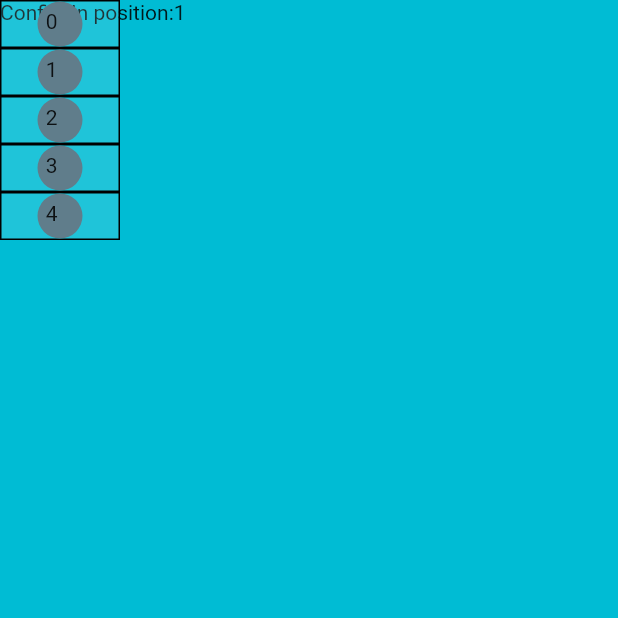
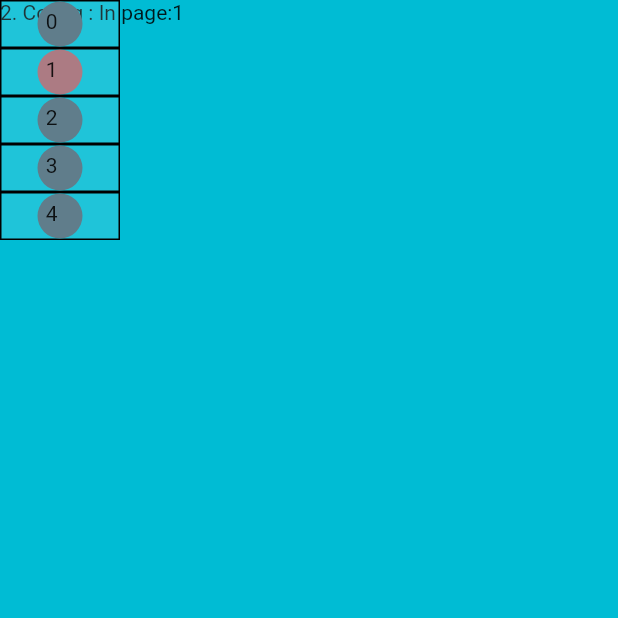
Before and after one commit to KK-MS/appblk, a Flutter app: the RootWidget screen opened directly, after a tap on an icon or button, on a phone screen of 412 x 824 dp, the top half of it. Run offline on Flutter 3.47's test engine with Material 2 defaults, Android fonts, the phone set to English and light mode, and no system bars; our stand-ins replace bloc, flutter_bloc, flutter_swiper; Roboto replaces fonts that are missing (Hind).

Commit message:
Add BLoC listener for page. BLoC builder will build all pages, I guess, thus added listener. TODO: navigation is happening from child, not really after listening to event. Adding animateTopage in listen resulted in error as toDouble cannot be done. Check the code, the variable page is converted by toDouble, not sure, why this is not working when called from BLoC listener. Still helps in capturing all event in one place

```diff
--- a/lib/MxApp.dart
+++ b/lib/MxApp.dart
@@ -9,6 +9,7 @@ import 'package:flutter_bloc/flutter_bloc.dart';
 // BLoC
 import 'package:mxsa1905/bloc/theme_bloc.dart';
 import 'package:mxsa1905/bloc/counter_bloc.dart';
+import 'package:mxsa1905/bloc/navigate_section_bloc.dart';
 
 // Event
 // import 'package:mxsa1905/event/counter_event.dart';
@@ -23,6 +24,7 @@ class MxApp extends StatefulWidget {
 }
 
 class _MxAppState extends State<MxApp> {
+  final NavigateSectionBloc _navigateSectionBloc = NavigateSectionBloc();
   final CounterBloc _counterBloc = CounterBloc();
   final ThemeBloc _themeBloc = ThemeBloc();
 
@@ -50,6 +52,7 @@ class _MxAppState extends State<MxApp> {
     var strTitle = "Default";
     return BlocProviderTree(
       blocProviders: [
+        BlocProvider<NavigateSectionBloc>(bloc: _navigateSectionBloc),
         BlocProvider<CounterBloc>(bloc: _counterBloc),
         BlocProvider<ThemeBloc>(bloc: _themeBloc)
       ],
@@ -81,6 +84,7 @@ class _MxAppState extends State<MxApp> {
   void dispose() {
     _counterBloc.dispose();
     _themeBloc.dispose();
+    _navigateSectionBloc.dispose();
     super.dispose();
   }
 }
--- /dev/null
+++ b/lib/bloc/navigate_section_bloc.dart
@@ -0,0 +1,38 @@
+import 'dart:async';
+import 'package:flutter/material.dart';
+
+// BLoC includes
+import 'package:bloc/bloc.dart';
+
+// App event imports
+import 'package:mxsa1905/event/navigate_section_event.dart';
+
+/// NavigateSectionBloc
+/// NavigateSection business logic.
+/// currentState : Returns the current [State] of the [Bloc].
+class NavigateSectionBloc extends Bloc<NavigateSectionEvent, int> {
+  @override
+
+  /// Returns the [State] before any [Event]s have been `dispatched`.
+  int get initialState => 0;
+
+  /// Stream<State> mapEventToState(Event event);
+  /// Must be implemented when a class extends [Bloc].
+  /// Takes the incoming `event` as the argument.
+  /// `mapEventToState` is called whenever an [Event] is `dispatched` by the presentation layer.
+  /// `mapEventToState` must convert that [Event] into a new [State]
+  /// and return the new [State] in the form of a [Stream] which is consumed by the presentation layer.
+  @override
+  Stream<int> mapEventToState(NavigateSectionEvent event) async* {
+    // Easy simple meaning
+    // yield event.index;
+    // TODO change hardcoded number to output events enum.
+    switch (event) {
+      case NavigateSectionEvent.welcome: yield 0; break;
+      case NavigateSectionEvent.config: yield 1; break;
+      case NavigateSectionEvent.assist: yield 2; break;
+      case NavigateSectionEvent.survey: yield 3; break;
+      case NavigateSectionEvent.graph: yield 4; break;
+    }
+  }
+}
--- /dev/null
+++ b/lib/event/navigate_section_event.dart
@@ -0,0 +1 @@
+enum NavigateSectionEvent { welcome, config, assist, survey, graph }
--- a/lib/widget/NavigateContent.dart
+++ b/lib/widget/navigate_content.dart
@@ -57,7 +57,7 @@ class NavigateContent extends AnimatedWidget {
   ];
 
   Widget _buildDot(int index) {
-    print("_buildDot Section  build: $index, ");
+    print("Content _buildDot Section  build: $index, ");
     //if (index == 0) {
     //  return new Container();
     //}
--- a/lib/widget/NavigateSection.dart
+++ b/lib/widget/navigate_section.dart
@@ -56,27 +56,27 @@ class NavigateSection extends AnimatedWidget {
   ];
 
   Widget _buildDot(int index) {
-    print("_buildDot Section  build: $index, ");
+    //print("Section _buildDot Section  build: $index, ");
     //if (index == 0) {
     //  return new Container();
     //}
 
     // For animation of dot, i.e. size of dot based on the slide position
-    // double selectedness = Curves.easeOut.transform(
-    //   max(
-    //     0.0,
-    //     1.0 - ((controller.page ?? controller.initialPage) - index).abs(),
-    //   ),
-    // );
+     double selectedness = Curves.easeOut.transform(
+       max(
+         0.0,
+         1.0 - ((controller.page ?? controller.initialPage) - index).abs(),
+       ),
+     );
 
     dotColor = color;
-    // int    bSelected = 0;
-    // double zoom      = 1.0 + (_kMaxZoom - 1.0) * selectedness;
-    //
-    // if (zoom > _kColorChange) {
-    //   dotColor = Color.fromARGB(0xA0, 0xFF, 0x50, 0x50);//Colors.red;
-    //   bSelected = 0;
-    // }
+    int    bSelected = 0;
+     double zoom      = 1.0 + (_kMaxZoom - 1.0) * selectedness;
+
+    if (zoom > _kColorChange) {
+       dotColor = Color.fromARGB(0xA0, 0xFF, 0x50, 0x50);//Colors.red;
+       bSelected = 0;
+    }
 
     //String strImage = strImgPath + strOnOff[index][bSelected];
     //String strImage = strImgPath + strOnOff[index][0];
--- a/lib/widget/root_widget.dart
+++ b/lib/widget/root_widget.dart
@@ -7,12 +7,14 @@ import 'package:flutter_bloc/flutter_bloc.dart';
 // App BLoC includes
 import 'package:mxsa1905/bloc/theme_bloc.dart';
 import 'package:mxsa1905/bloc/counter_bloc.dart';
+import 'package:mxsa1905/bloc/navigate_section_bloc.dart';
 
 // App event imports
 import 'package:mxsa1905/event/counter_event.dart';
+import 'package:mxsa1905/event/navigate_section_event.dart';
 
-import 'swiper_widget.dart';
-import 'NavigateSection.dart';
+// App include widgets
+import 'navigate_section.dart';
 import 'survey_widget.dart';
 
 // See Counter_page_widget.dart for design
@@ -26,85 +28,96 @@ class RootWidget extends StatelessWidget {
   static const _kDuration = const Duration(milliseconds: 300);
   static const _kCurve = Curves.easeIn;
 
-  @override
-  Widget build(BuildContext context) {
-    double width = MediaQuery .of(context) .size .width;
-    PageController ctrlPages = PageController(
+  static  PageController _ctrlPages = PageController(
         initialPage: 0,
         viewportFraction: 1.0,
         keepPage: true
     );
+
+
+  @override
+  Widget build(BuildContext context) {
+    final NavigateSectionBloc _navigateSectionBloc = BlocProvider.of<NavigateSectionBloc>(context);
+
     print("In RootWidget");
     return Scaffold(
         body: Stack(children: <Widget>[
           Container(
             color: Colors.greenAccent,
-          child: PageView.builder(
-            controller: ctrlPages,
+            child:PageView.builder(
+              controller: _ctrlPages,
               physics: new ClampingScrollPhysics(),
               scrollDirection: Axis.vertical,
-            itemBuilder: (context, position) {
-              var pageColor = position % 2 == 0 ? Colors.pink : Colors.cyan;
-
-              switch(position) {
-                case 0:
-                  return Container(
-                    color: pageColor,
-                    child: Text("Welcome : In position:$position"),
-                  );
-                  break;
-                case 1:
-                  return Container(
-                    color: pageColor,
-                    child: Text("Config: In position:$position"),
-                  );
-                  break;
-                case 2:
-                  return Container(
-                    color: pageColor,
-                    child: Text("Assist: In position:$position"),
-                  );
-                  break;
-                case 3:
-                  return Container(
-                    color: pageColor,
-                    child: SurveyWidget( posL: width * 0.08, ),
-                  );
-                  break;
-                case 4:
-                  return Container(
-                    color: pageColor,
-                    child: Text("Graph: In position:$position"),
-                  );
-                  break;
-                default:
-                  return Container(
-                    color: pageColor,
-                    child: Text("Error: In position:$position"),
-                  );
-              }
-
+              itemBuilder: (context, iPageNum) {
+                print("Page: $iPageNum");
+                return showSectionWidget(context, iPageNum);
               },
             ),
           ),
 
-        Positioned(
+          BlocListener(
+              bloc: _navigateSectionBloc,
+              listener:(context, state) {
+                 // TODO trigger section page change
+              },
+              child: Positioned (
                 left: 0,
                 child: NavigateSection(
-            controller: ctrlPages,
+                  controller: _ctrlPages,
                   itemCount: 5,
                   onSectionSelected: (int page) {
-              //ctrlPages.jumpToPage(page);
+                    print("page sel: $page");
+
                     // TODO: Add in BLoC function
-              ctrlPages.animateToPage( page,
+                    _ctrlPages.animateToPage( page,
                         duration: _kDuration,
                         curve: _kCurve
                     );
+
+                    // Below event will make sure our OnTransistion will be called.
+                    // This will help in tracking all the events at one place.
+                    NavigateSectionEvent _naviEvent;
+
+                    switch(page) {
+                      case 0: _naviEvent = NavigateSectionEvent.welcome; break;
+                      case 1: _naviEvent = NavigateSectionEvent.config; break;
+                      case 2: _naviEvent = NavigateSectionEvent.assist; break;
+                      case 3: _naviEvent = NavigateSectionEvent.survey; break;
+                      case 4: _naviEvent = NavigateSectionEvent.graph; break;
+                    }
+                    _navigateSectionBloc.dispatch(_naviEvent);
                   },
                 ),
               )
+          ),
         ], )
     );
+  }
+
+  void navigateToSection(int iPageNum)
+  {
+    _ctrlPages.animateToPage( iPageNum, duration: _kDuration,
+      curve: _kCurve
+     );
+  }
+
+  Widget showSectionWidget(BuildContext context, int iPageNum) {
+
+    var pageColor = iPageNum % 2 == 0 ? Colors.pink : Colors.cyan;
+    double width = MediaQuery .of(context) .size .width;
+    Widget wPageWidget;
+
+    // TODO add in the array of widgets and import array
+    switch(iPageNum) {
+      case 0: wPageWidget = Text("1. Welcome : In page:$iPageNum"); break;
+      case 1: wPageWidget = Text("2. Config : In page:$iPageNum"); break;
+      case 2: wPageWidget = Text("3. Assist : In page:$iPageNum"); break;
+      case 3: wPageWidget = SurveyWidget( posL: width * 0.08, ); break;
+      case 4: wPageWidget = Text("5. Graph : In page:$iPageNum"); break;
+      default :wPageWidget = Text("6. Extra page! : In page:$iPageNum"); break;
+    }
+
+    return  Container( color: pageColor, child: wPageWidget, );
   }
 }
 
--- a/lib/widget/survey_widget.dart
+++ b/lib/widget/survey_widget.dart
@@ -1,7 +1,7 @@
 import 'package:flutter/material.dart';
 import 'package:flutter_swiper/flutter_swiper.dart';
 import 'swiper_widget.dart';
-import 'NavigateContent.dart';
+import 'navigate_content.dart';
 
 class SurveyWidget extends StatelessWidget{
   final posL;
--- a/lib/widget/swiper_widget.dart
+++ b/lib/widget/swiper_widget.dart
@@ -1,7 +1,7 @@
 //import 'dart:math';
 import 'package:flutter/material.dart';
 import 'package:flutter_swiper/flutter_swiper.dart';
-import 'NavigateContent.dart';
+import 'navigate_content.dart';
 
 class MySwiperCard extends StatelessWidget{
 
--- a/pubspec.yaml
+++ b/pubspec.yaml
@@ -30,6 +30,8 @@ dependencies:
   # flutter swipe
   flutter_swiper : ^1.1.6
 
+  #
+  google_maps_flutter: ^0.4.0
 dev_dependencies:
   flutter_test:
     sdk: flutter
```
Also changed, not shown: lib/widget/map_widget.dart (added), pubspec.lock. Lines whose indentation alone changed are shown as unchanged.
